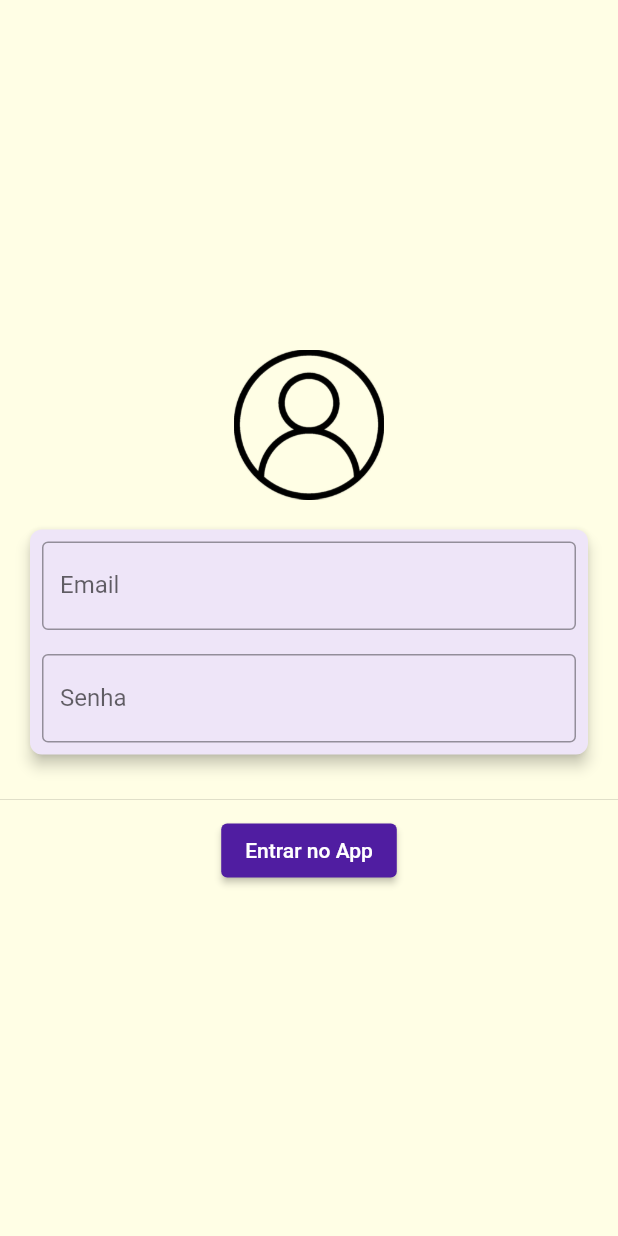
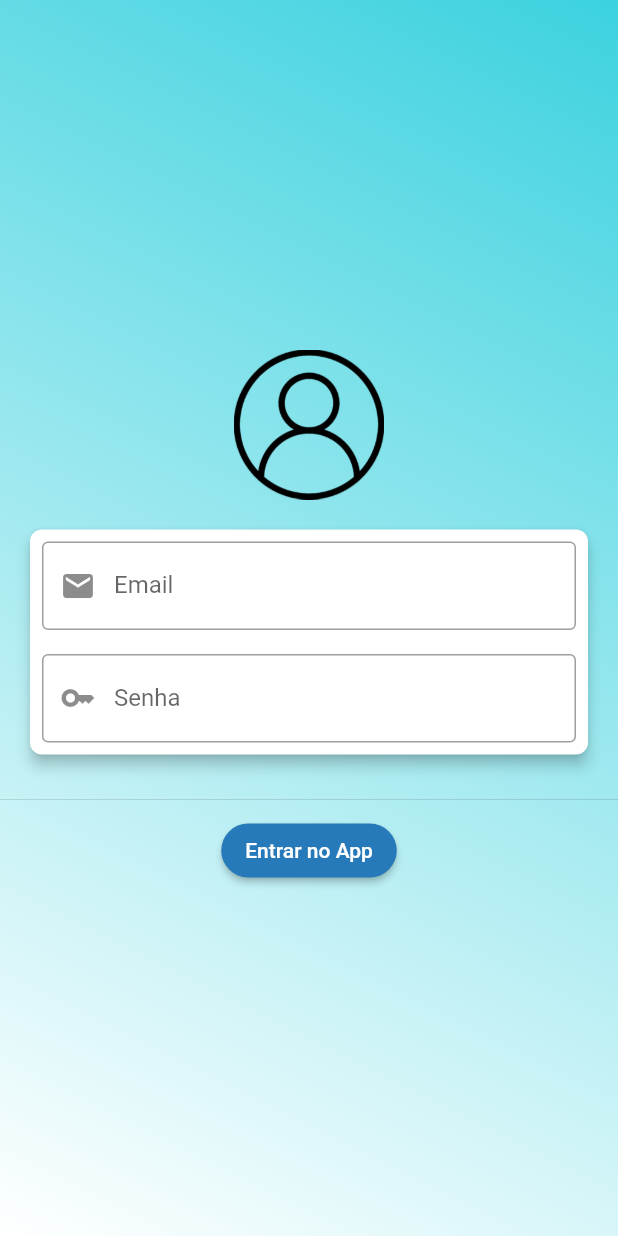
Before and after one commit to fernandocunhapereira/dispositivo2, a Flutter app: the screen it shows after launch, on a phone screen of 412 x 824 dp. Run offline on Flutter 3.47's test engine with Material 2 defaults, Android fonts, the phone set to English and light mode, and no system bars; our stand-ins replace dio.

Commit message:
layout pagina login finalizado

```diff
--- a/lib/myapp.dart
+++ b/lib/myapp.dart
@@ -21,8 +21,10 @@ class MyApp extends StatelessWidget {
         title: 'Gerenciador de Projetos',
         theme: ThemeData(
             colorScheme: ThemeData().colorScheme.copyWith(
-                primary: const Color.fromARGB(255, 80, 29, 161),
-                secondary: const Color.fromARGB(255, 245, 245, 48)),
+                //primary: const Color.fromARGB(255, 80, 29, 161),
+                //secondary: const Color.fromARGB(255, 245, 245, 48)),
+                primary: Color.fromARGB(255, 39, 122, 185),
+                secondary: Color.fromARGB(255, 255, 255, 255)),
             //primarySwatch: Colors.purple,
             //accentColor: Colors.amber,
             fontFamily: 'Raleway',
--- a/lib/pages/login_page.dart
+++ b/lib/pages/login_page.dart
@@ -14,7 +14,22 @@ class _LoginPageState extends State<LoginPage> {
 
   @override
   Widget build(BuildContext context) {
-    return Scaffold(
+    return Container(
+      decoration: BoxDecoration(
+        gradient: LinearGradient(colors:[
+          Color.fromARGB(255, 255, 255, 255),
+          Color.fromARGB(255, 60, 210, 223)
+          ],
+          //begin: const FractionalOffset(0.0, 0.0),
+          //end: const FractionalOffset(1.0, 0.0),
+          begin: Alignment.bottomLeft,
+          end: Alignment.topRight,
+          stops: [0.0, 1.0],
+          tileMode: TileMode.clamp
+        )
+      ),
+      child: Scaffold(
+        backgroundColor: Colors.transparent,
         body: Column(
           mainAxisAlignment: MainAxisAlignment.center,
           children: <Widget>[
@@ -25,16 +40,24 @@ class _LoginPageState extends State<LoginPage> {
                   RoundedRectangleBorder(borderRadius: BorderRadius.circular(8)),
               elevation: 4,
               margin: const EdgeInsets.all(20),
-            color: const Color.fromARGB(255, 238, 229, 248),
+              //color: const Color.fromARGB(255, 238, 229, 248), //cor original
+              color: Color.fromARGB(255, 255, 255, 255),
               child: Column(children: <Widget>[
                 Padding(
                   padding: const EdgeInsets.all(8.0),
-                child: TextField(
+                  child: TextField( //FORMATAR EMAIL AQUI********* ********
                     keyboardType: TextInputType.emailAddress,
                     controller: _userControllerEmail,
-                  decoration: const InputDecoration(
+                    decoration:const InputDecoration(
                       labelText: 'Email',
                       border: OutlineInputBorder(),
+                      prefixIcon: Align(
+                        widthFactor: 1.0,
+                        heightFactor: 1.0,
+                          child: Icon(
+                            Icons.email,
+                          ),
+                      ),
                     ),
                   ),
                 ),
@@ -46,6 +69,13 @@ class _LoginPageState extends State<LoginPage> {
                     decoration: const InputDecoration(
                       labelText: 'Senha',
                       border: OutlineInputBorder(),
+                      prefixIcon: Align(
+                        widthFactor: 1.0,
+                        heightFactor: 1.0,
+                          child: Icon(
+                            Icons.key,
+                          ),
+                      ),
                     ),
                   ),
                 ),
@@ -56,8 +86,10 @@ class _LoginPageState extends State<LoginPage> {
             ),
             LoginButton(
                 userControllerEmail: _userControllerEmail,
-              userControllerPassword: _userControllerPassword)
+                userControllerPassword: _userControllerPassword
+            )
           ],
+        ),
       ),
     );
   }
@@ -78,6 +110,13 @@ class LoginButton extends StatelessWidget {
   @override
   Widget build(BuildContext context) {
     return ElevatedButton(
+      style: ButtonStyle(
+        shape: MaterialStateProperty.all<RoundedRectangleBorder>(
+          RoundedRectangleBorder(
+            borderRadius: BorderRadius.circular(18.0),
+          )
+        )
+      ),
         onPressed: () {
           if ( //_userControllerEmail.text == 'ipojuca@email.com.br' &&
               _userControllerPassword.text == '123') {
```
Lines whose indentation alone changed are shown as unchanged.
